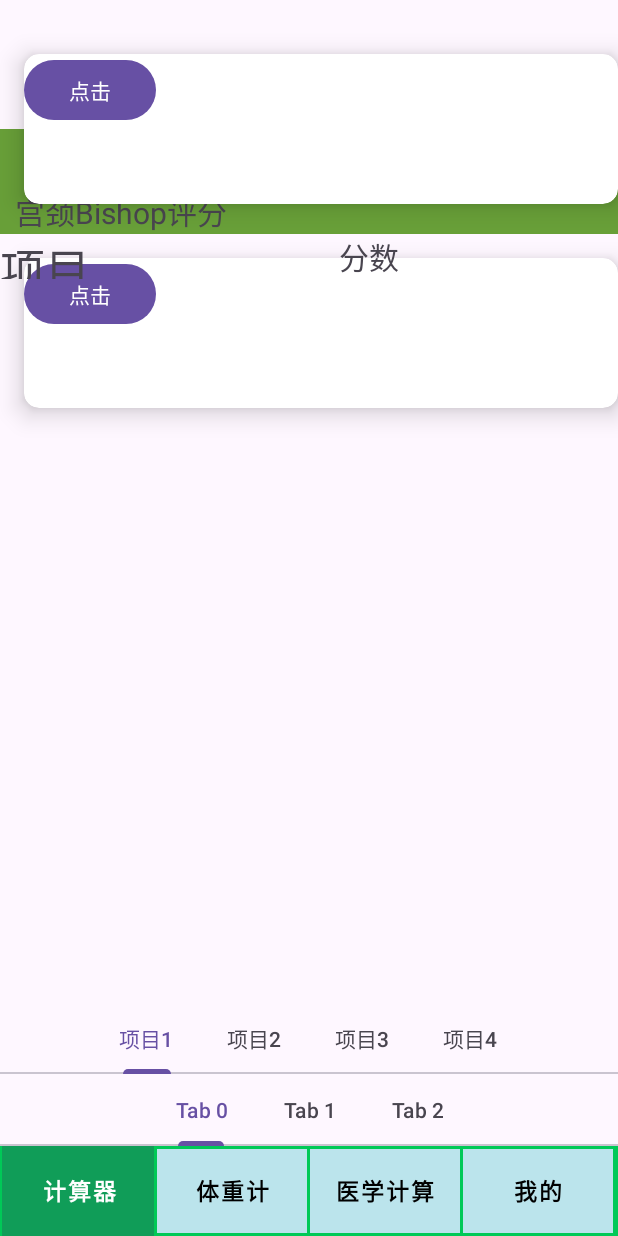
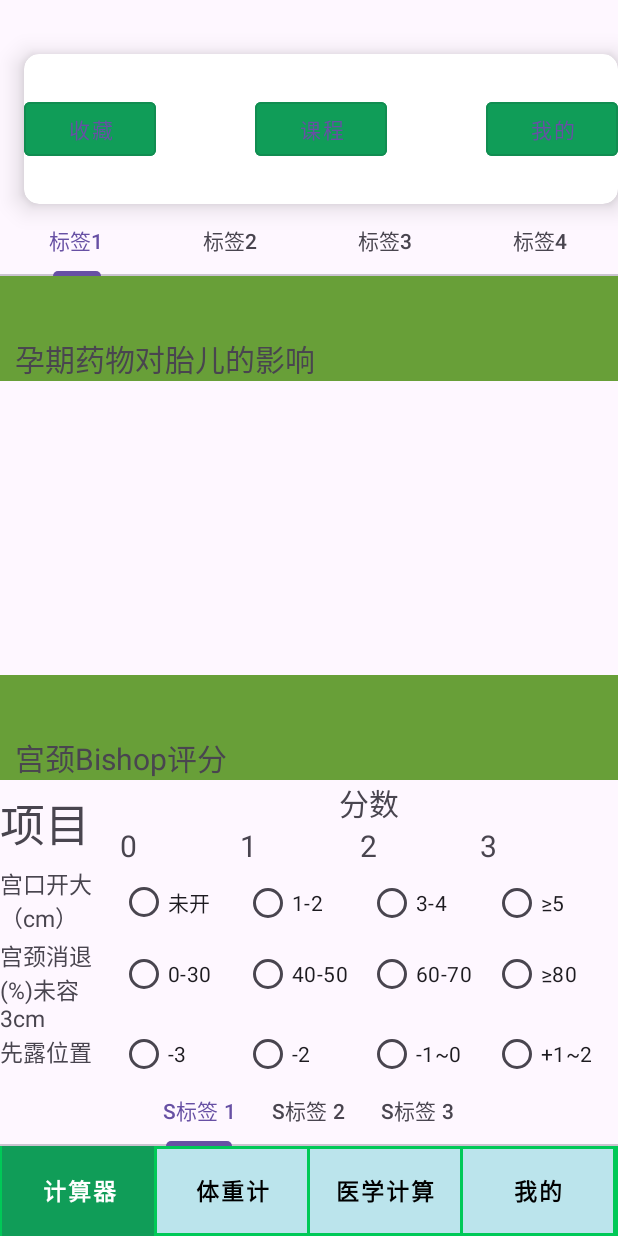
Before and after one commit to outlllc/medtools, an Android app built with Jetpack Compose: the fragment MinePage placed in its activity, on a phone screen of 412 x 824 dp. Run offline under Robolectric (Android 15) with nearby library versions, the phone set to English and light mode, and no system bars; our stand-ins replace data binding; 2 statements that could not run were skipped.

Commit message:
Update files in the MinePage and MainActivity

```diff
--- a/app/src/main/java/com/duckgo/medtools/mine/MinePage.kt
+++ b/app/src/main/java/com/duckgo/medtools/mine/MinePage.kt
@@ -55,10 +55,9 @@ class MinePage : Fragment() {
 
     override fun onViewCreated(view: View, savedInstanceState: Bundle?) {
         super.onViewCreated(view, savedInstanceState)
-        binding.tabLayout.addTab(binding.tabLayout.newTab().setText("Tab 1"))
-        binding.tabLayout.setupWithViewPager(binding.viewPager)
+        binding.tabLayout1.addTab(binding.tabLayout1.newTab().setText("Tab 1"))
 
-        binding.tabLayout.addOnTabSelectedListener(object : TabLayout.OnTabSelectedListener {
+        binding.tabLayout1.addOnTabSelectedListener(object : TabLayout.OnTabSelectedListener {
             override fun onTabSelected(tab: TabLayout.Tab?) {
                 // Do something when tab is selected
             }
@@ -72,16 +71,18 @@ class MinePage : Fragment() {
             }
         })
         var dataSet =mutableListOf<String>("1", "2", "3")
-        var dataSet2 =mutableListOf<View>(LayoutInflater.from(requireContext()).inflate(R.layout.aa,null,false), LayoutInflater.from(requireContext()).inflate(R.layout.activity_amount_of_hydration,null,false), LayoutInflater.from(requireContext()).inflate(R.layout.activity_bishop,null,false), LayoutInflater.from(requireContext()).inflate(R.layout.activity_classification_of_hypertension_during_pregnancy,null,false))
+        var dataSet2 =mutableListOf<View>(LayoutInflater.from(requireContext()).inflate(R.layout.activity_drug_to_fetus,null,false), LayoutInflater.from(requireContext()).inflate(R.layout.activity_amount_of_hydration,null,false), LayoutInflater.from(requireContext()).inflate(R.layout.activity_bishop,null,false), LayoutInflater.from(requireContext()).inflate(R.layout.activity_classification_of_hypertension_during_pregnancy,null,false))
         binding.viewPager.adapter = ViewPageAdapter(requireContext(), dataSet2)
-        binding.viewPager.addOnPageChangeListener( TabLayout.TabLayoutOnPageChangeListener(binding.tabLayout))
+        binding.viewPager.addOnPageChangeListener( TabLayout.TabLayoutOnPageChangeListener(binding.tabLayout1))
         binding.viewPager.addOnPageChangeListener(PageChangeListener())
+        binding.tabLayout1.setupWithViewPager(binding.viewPager)
+
 
         binding.viewPager2.registerOnPageChangeCallback(PageChangeCallBack())
 //        binding.viewPager2.setPageTransformer()   设置动画效果，同样需要实现相应的class
         binding.viewPager2.adapter = Pager2Adapter(requireContext(), dataSet)
         TabLayoutMediator(binding.tabLayout, binding.viewPager2) { tab, position ->
-            tab.text = "Tab $position"
+            tab.text = "S标签 ${position + 1}"
         }.attach()
 
         //pager2+fragment
--- a/app/src/main/java/com/duckgo/medtools/my_adapter/ViewPageAdapter.kt
+++ b/app/src/main/java/com/duckgo/medtools/my_adapter/ViewPageAdapter.kt
@@ -25,6 +25,7 @@ class ViewPageAdapter( var mContext: Context, var dataSet: MutableList<View>): P
     }
     //addonpagechangelistener
     override fun getPageTitle(position: Int): CharSequence? {
-        return super.getPageTitle(position)
+//        return super.getPageTitle(position)
+        return "标签${position + 1}"
     }
 }
--- a/app/src/main/res/layout/fragment_mine_page.xml
+++ b/app/src/main/res/layout/fragment_mine_page.xml
@@ -21,38 +21,73 @@
             app:cardCornerRadius="10dp"
             app:cardElevation="10dp"
             app:layout_constraintStart_toStartOf="parent"
-            app:layout_constraintTop_toTopOf="parent">
+            app:layout_constraintTop_toTopOf="parent"
+            app:layout_constraintBottom_toTopOf="@+id/tabLayout1">
 
             <com.google.android.material.button.MaterialButton
-                style="@style/Widget.Material3.Button.UnelevatedButton"
+                style="@style/Widget.MaterialComponents.Button.OutlinedButton"
                 android:layout_width="wrap_content"
                 android:layout_height="wrap_content"
-                android:text="点击" />
+                android:layout_gravity="center"
+                android:backgroundTint="@color/green_kuan"
+                android:text="课程" />
+
+            <com.google.android.material.button.MaterialButton
+                style="@style/Widget.MaterialComponents.Button.OutlinedButton"
+                android:layout_width="wrap_content"
+                android:layout_height="wrap_content"
+                android:backgroundTint="@color/green_kuan"
+                android:layout_gravity="center_vertical"
+                android:text="收藏" />
+            <com.google.android.material.button.MaterialButton
+                style="@style/Widget.MaterialComponents.Button.OutlinedButton"
+                android:layout_width="wrap_content"
+                android:layout_height="wrap_content"
+                android:backgroundTint="@color/green_kuan"
+                android:layout_gravity="end|center_vertical"
+                android:text="我的" />
 
         </androidx.cardview.widget.CardView>
 
+
+        <com.google.android.material.tabs.TabLayout
+            android:layout_width="match_parent"
+            android:layout_height="wrap_content"
+            android:id="@+id/tabLayout1"
+            app:layout_constraintStart_toStartOf="parent"
+            app:layout_constraintBottom_toTopOf="@+id/viewPager"
+            app:layout_constraintTop_toBottomOf="@+id/cardView">
+            <com.google.android.material.tabs.TabItem
+                android:layout_width="wrap_content"
+                android:layout_height="wrap_content"
+                android:text="tab1" />
+
+        </com.google.android.material.tabs.TabLayout>
+
         <androidx.viewpager.widget.ViewPager
+            android:id="@+id/viewPager"
             android:layout_width="match_parent"
             android:layout_height="0dp"
-            android:id="@+id/viewPager"
-            app:layout_constraintBottom_toTopOf="@+id/tabLayout"
-            app:layout_constraintVertical_weight="1"
+            app:layout_constraintEnd_toEndOf="parent"
             app:layout_constraintStart_toStartOf="parent"
-            app:layout_constraintTop_toBottomOf="@+id/cardView" />
+            app:layout_constraintTop_toBottomOf="@+id/tabLayout1"
+            app:layout_constraintBottom_toTopOf="@+id/viewPager2"
+            app:layout_constraintVertical_weight="1" />
 
         <androidx.viewpager2.widget.ViewPager2
             android:id="@+id/viewPager2"
             android:layout_width="match_parent"
-            android:layout_height="100dp"
-            app:layout_constraintTop_toBottomOf="@+id/cardView"
+            android:layout_height="0dp"
+            app:layout_constraintBottom_toTopOf="@+id/tabLayout"
+            app:layout_constraintEnd_toEndOf="parent"
             app:layout_constraintStart_toStartOf="parent"
-            app:layout_constraintBottom_toTopOf="@+id/viewPager"/>
+            app:layout_constraintTop_toBottomOf="@+id/viewPager"
+            app:layout_constraintVertical_weight="1" />
 
         <com.google.android.material.tabs.TabLayout
             android:id="@+id/tabLayout"
             android:layout_width="match_parent"
             android:layout_height="wrap_content"
-
             app:layout_constraintBottom_toBottomOf="parent"
             app:layout_constraintStart_toStartOf="parent"
             app:layout_constraintTop_toBottomOf="@+id/cardView"
@@ -63,23 +98,6 @@
                 android:layout_width="wrap_content"
                 android:layout_height="wrap_content"
                 android:text="项目1" />
-
-            <com.google.android.material.tabs.TabItem
-                android:layout_width="wrap_content"
-                android:layout_height="wrap_content"
-                android:text="项目2" />
-
-            <com.google.android.material.tabs.TabItem
-                android:layout_width="wrap_content"
-                android:layout_height="wrap_content"
-                android:text="项目3" />
-
-            <com.google.android.material.tabs.TabItem
-                android:layout_width="wrap_content"
-                android:layout_height="wrap_content"
-                android:text="项目4" />
         </com.google.android.material.tabs.TabLayout>
-
-
     </androidx.constraintlayout.widget.ConstraintLayout>
 </layout>
```
Also changed, not shown: app/src/main/java/com/duckgo/medtools/MainActivity.kt (+20 -18 lines), 48 other files.
